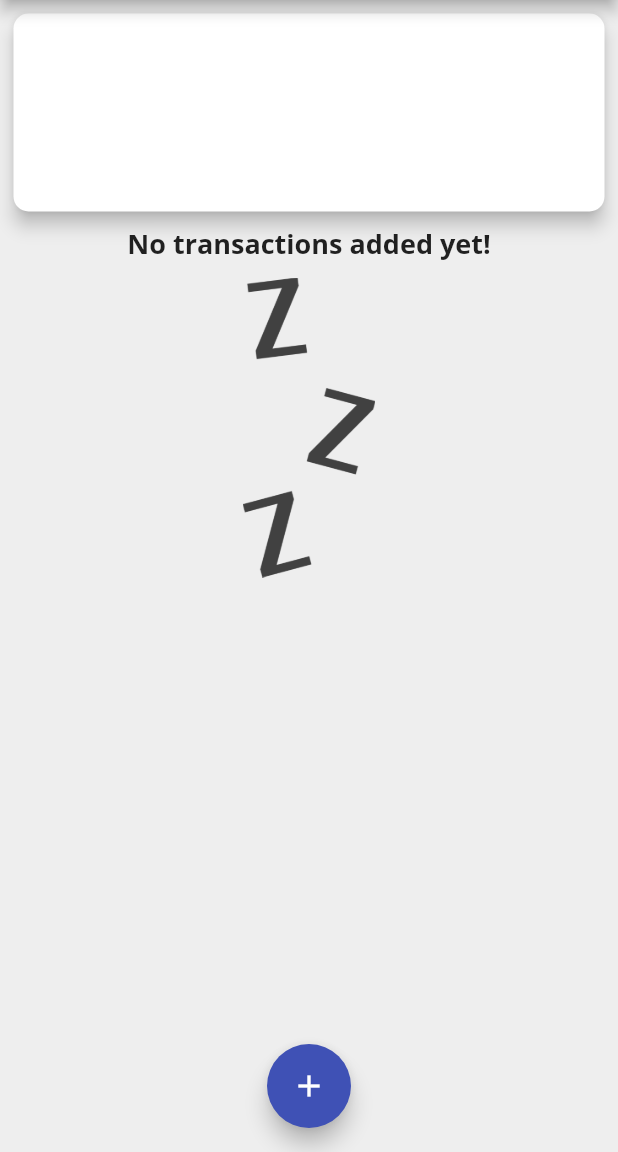
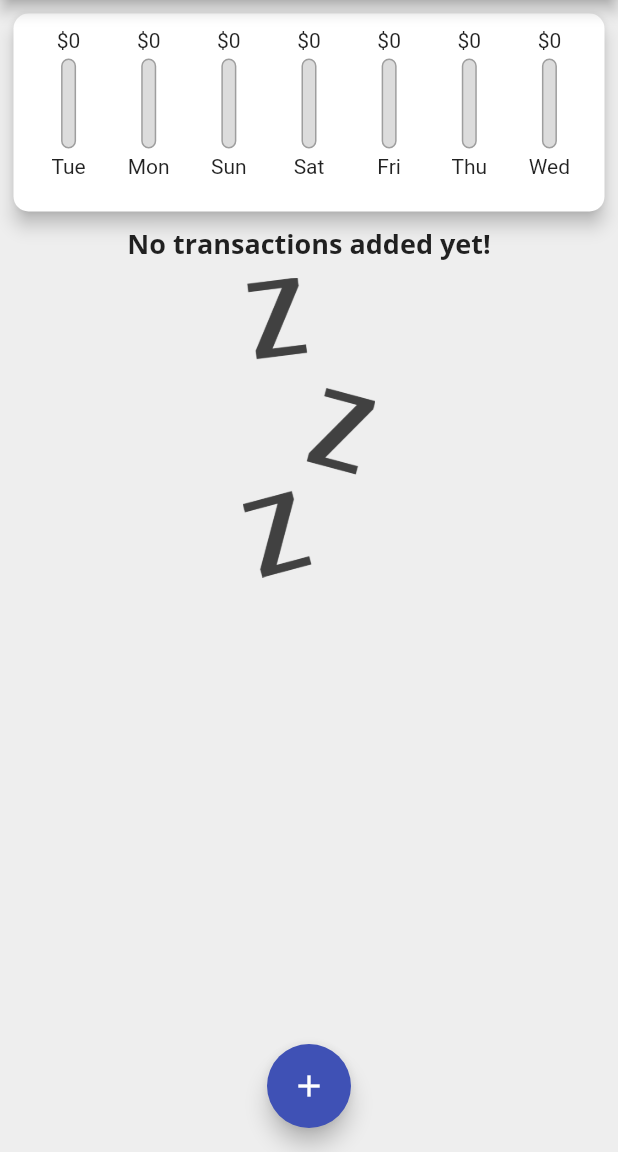
Before and after one commit to ZiadAlMoqamar/personal_expenses_app, a Flutter app: the screen it shows after launch, on a phone screen of 412 x 824 dp, the part 84-1236 px from its top. Run offline on Flutter 3.47's test engine with Material 2 defaults, Android fonts, the phone set to English and light mode, and no system bars.

Commit message:
committing changes

```diff
--- a/lib/classes/chartData.dart
+++ b/lib/classes/chartData.dart
@@ -0,0 +1,9 @@
+class ChartData {
+  final String title;
+  final double totalSpending;
+
+
+  ChartData(
+      {required this.title,
+      required this.totalSpending});
+}
--- a/lib/classes/transaction.dart
+++ b/lib/classes/transaction.dart
@@ -1,4 +1,3 @@
-import 'package:flutter/material.dart';
 
 class Transaction {
   final int id;
--- a/lib/components/chart.dart
+++ b/lib/components/chart.dart
@@ -2,15 +2,53 @@ import 'package:flutter/material.dart';
 
 class Chart extends StatelessWidget {
   final String title;
-  final double totalSum;
+  final double totalSpending;
   final double spendingToWeekRatio;
 
-  Chart({required this.title, required this.totalSum, required this.spendingToWeekRatio});
+  Chart(
+      {required this.title,
+      required this.totalSpending,
+      required this.spendingToWeekRatio});
 
   @override
   Widget build(BuildContext context) {
     return Column(
-
+      children: [
+        FittedBox(
+          child: Text('\$${totalSpending.toStringAsFixed(0)}'),
+        ),
+        SizedBox(
+          height: 4,
+        ),
+        Container(
+          height: 60,
+          width: 10,
+          child: Stack(
+            children: [
+              Container(
+                decoration: BoxDecoration(
+                  border: Border.all(color: Colors.grey, width: 1),
+                  color: Color.fromRGBO(220, 220, 220, 1),
+                  borderRadius: BorderRadius.circular(10),
+                ),
+              ),
+              FractionallySizedBox(
+                heightFactor: spendingToWeekRatio,
+                child: Container(
+                  decoration: BoxDecoration(
+                    color: Theme.of(context).primaryColor,
+                    borderRadius: BorderRadius.circular(10),
+                  ),
+                ),
+              )
+            ],
+          ),
+        ),
+        SizedBox(
+          height: 4,
+        ),
+        Text(title)
+      ],
     );
   }
 }
--- a/lib/components/chartsCard.dart
+++ b/lib/components/chartsCard.dart
@@ -1,10 +1,36 @@
 import 'package:flutter/material.dart';
+import 'package:personal_expenses_app/classes/chartData.dart';
 import 'package:personal_expenses_app/classes/transaction.dart';
+import 'package:intl/intl.dart';
+import 'package:personal_expenses_app/components/chart.dart';
 
 class ChartsCard extends StatelessWidget {
   final List<Transaction> transactions;
 
   ChartsCard({required this.transactions});
+
+  List<ChartData> get chartsItemsList {
+    return List.generate(7, (index) {
+      final weekDay = DateTime.now().subtract(Duration(days: index));
+
+      var totalSum = 0.0;
+
+      for (var tx in transactions) {
+        if (tx.time.day == weekDay.day &&
+            tx.time.month == weekDay.month &&
+            tx.time.year == weekDay.year) {
+          totalSum += tx.cost;
+        }
+      }
+      return ChartData(
+          title: DateFormat.E().format(weekDay), totalSpending: totalSum);
+    });
+  }
+
+  double get totalWeekSpending {
+    return chartsItemsList.fold(
+        0.0, (previousValue, element) => previousValue + element.totalSpending);
+  }
 
   @override
   Widget build(BuildContext context) {
@@ -17,10 +43,22 @@ class ChartsCard extends StatelessWidget {
         color: Colors.white,
         shape: RoundedRectangleBorder(borderRadius: BorderRadius.circular(10)),
         child: Padding(
-          padding: const EdgeInsets.all(2.0),
+          padding: const EdgeInsets.all(10.0),
           child: Row(
             mainAxisAlignment: MainAxisAlignment.spaceAround,
-            children: [],
+            children: chartsItemsList
+                .map(
+                  (e) => Flexible(
+                    fit: FlexFit.tight,
+                    child: Chart(
+                        title: e.title,
+                        totalSpending: e.totalSpending,
+                        spendingToWeekRatio: totalWeekSpending == 0
+                            ? 0.0
+                            : e.totalSpending / totalWeekSpending),
+                  ),
+                )
+                .toList(),
           ),
         ),
       ),
```
